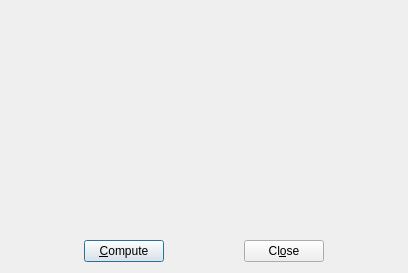
Above: src/bhcdialog.ui from GCodeProjects/GCodeWorkShop before the change. Below: the same form after it.
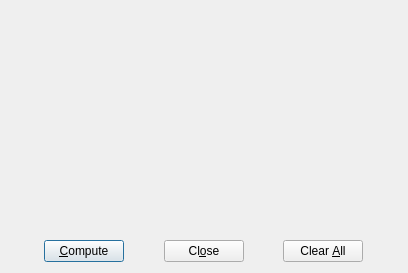
That is the form after the change. Icons and pictures are not drawn.

```diff
--- a/src/bhcdialog.ui
+++ b/src/bhcdialog.ui
@@ -93,6 +93,30 @@
        </property>
       </widget>
      </item>
+     <item>
+      <spacer name="horizontalSpacer_4">
+       <property name="orientation">
+        <enum>Qt::Horizontal</enum>
+       </property>
+       <property name="sizeHint" stdset="0">
+        <size>
+         <width>40</width>
+         <height>20</height>
+        </size>
+       </property>
+      </spacer>
+     </item>
+     <item>
+      <widget class="QPushButton" name="clearAllButton">
+       <property name="text">
+        <string>Clear &amp;All</string>
+       </property>
+       <property name="icon">
+        <iconset resource="application.qrc">
+         <normaloff>:/images/cleanup.png</normaloff>:/images/cleanup.png</iconset>
+       </property>
+      </widget>
+     </item>
      <item>
       <spacer name="horizontalSpacer_2">
        <property name="orientation">
```
Left out of the diff: 8 changed lines with no effect on the pictures.
